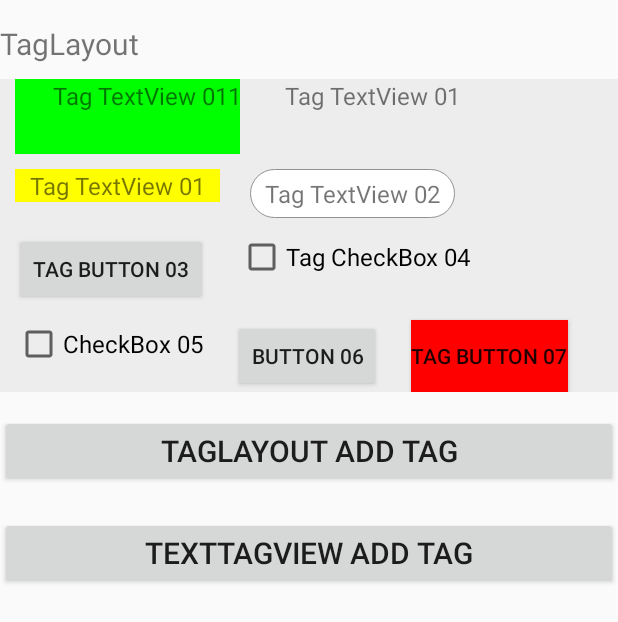
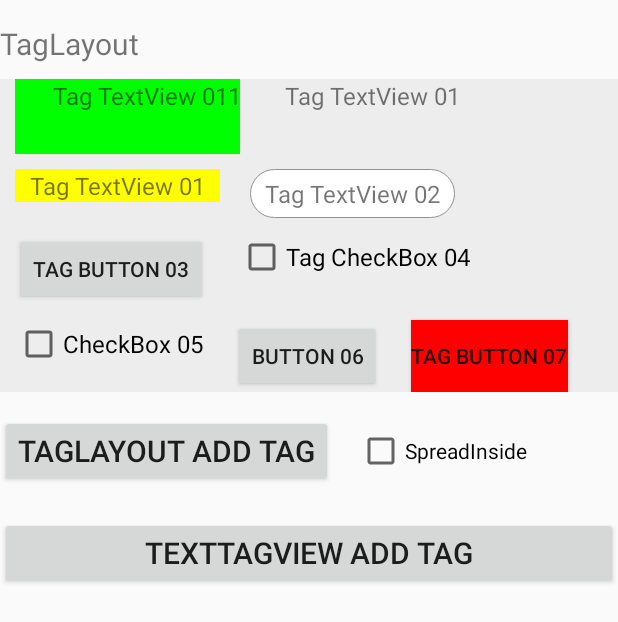
Before and after one commit to AndroidJustSeries/tagview, an Android app: the screen it shows after launch (MainActivity), on a phone screen of 412 x 824 dp. Shown: the top 622 px of the screen. Run offline under Robolectric (Android 15) with nearby library versions, the phone set to English and light mode, and no system bars.

Commit message:
version 1.2.3 add SpreadInside option

```diff
--- a/app/src/main/java/com/kds/just/tagview/sample/MainActivity.java
+++ b/app/src/main/java/com/kds/just/tagview/sample/MainActivity.java
@@ -5,6 +5,7 @@ import android.os.Bundle;
 import android.view.View;
 import android.view.ViewGroup;
 import android.widget.CheckBox;
+import android.widget.CompoundButton;
 import android.widget.TextView;
 import android.widget.Toast;
 
@@ -46,7 +47,12 @@ public class MainActivity extends AppCompatActivity {
             }
         });
 
-
+        ((CheckBox)findViewById(R.id.taglayout_button_spreadinside_chk)).setOnCheckedChangeListener(new CompoundButton.OnCheckedChangeListener() {
+            @Override
+            public void onCheckedChanged(CompoundButton buttonView, boolean isChecked) {
+                tagLayout.setHorizontalSpreadInside(isChecked);
+            }
+        });
     }
 
     private void setTagView() {
--- a/app/src/main/res/layout/activity_main.xml
+++ b/app/src/main/res/layout/activity_main.xml
@@ -102,12 +102,23 @@
 
     <Button
         android:id="@+id/taglayout_button"
-        android:layout_width="match_parent"
+        android:layout_width="wrap_content"
         android:layout_height="wrap_content"
         android:layout_marginTop="15dp"
         android:text="TagLayout add Tag"
         android:textSize="20sp"
+        app:layout_constraintStart_toStartOf="parent"
         app:layout_constraintTop_toBottomOf="@id/taglayout_xml" />
+
+    <CheckBox
+        android:id="@+id/taglayout_button_spreadinside_chk"
+        android:layout_width="wrap_content"
+        android:layout_height="wrap_content"
+        android:layout_marginLeft="16dp"
+        android:text="SpreadInside"
+        app:layout_constraintBottom_toBottomOf="@id/taglayout_button"
+        app:layout_constraintStart_toEndOf="@id/taglayout_button"
+        app:layout_constraintTop_toTopOf="@id/taglayout_button" />
 
     <com.kds.just.tagview.TagLayout
         android:id="@+id/taglayout"
--- a/tagview/build.gradle
+++ b/tagview/build.gradle
@@ -1,7 +1,7 @@
 apply plugin: 'com.android.library'
 apply plugin: 'com.github.dcendents.android-maven'
 group='com.github.AndroidJustSeries'
-version = '1.2.2'
+version = '1.2.3'
 
 android {
     compileSdkVersion 29
@@ -11,8 +11,8 @@ android {
     defaultConfig {
         minSdkVersion 19
         targetSdkVersion 29
-        versionCode 5
-        versionName "1.2.2"
+        versionCode 6
+        versionName "1.2.3"
 
         testInstrumentationRunner "androidx.test.runner.AndroidJUnitRunner"
         consumerProguardFiles 'consumer-rules.pro'
--- a/tagview/src/main/java/com/kds/just/tagview/TagLayout.java
+++ b/tagview/src/main/java/com/kds/just/tagview/TagLayout.java
@@ -29,6 +29,7 @@ public class TagLayout  extends ViewGroup implements View.OnClickListener {
 
     private int mDividerH = 0;  //Tag간 좌우 간격
     private int mDividerV = 0;  //Tag간 상하 간격
+    private boolean mHorizontalSpreadInside = false;    //내부간격 균등 분배
 
     protected int mTagBackgroundResourceId = 0;   //background resource
 
@@ -60,6 +61,7 @@ public class TagLayout  extends ViewGroup implements View.OnClickListener {
         TypedArray ta = context.obtainStyledAttributes(attrs, R.styleable.TagLayout);
         mDividerH = ta.getDimensionPixelSize(R.styleable.TagLayout_horizontalSpacing,0);
         mDividerV = ta.getDimensionPixelSize(R.styleable.TagLayout_verticalSpacing,0);
+        mHorizontalSpreadInside = ta.getBoolean(R.styleable.TagLayout_horizontal_spread_inside,false);
     }
 
     @Override
@@ -146,6 +148,7 @@ public class TagLayout  extends ViewGroup implements View.OnClickListener {
         int childHeight = 0;
 
         int beforeMaxHeight = 0;
+        ArrayList<View> lineViews = new ArrayList<>();
         for (int i=0;i<getChildCount();i++) {
             View child = getChildAt(i);
 //            child.setBackgroundColor(getRandomRGB());
@@ -154,6 +157,11 @@ public class TagLayout  extends ViewGroup implements View.OnClickListener {
             childWidth = lp.mDisplayWidth;
             childHeight = lp.mDisplayHeight;
             if (mWidth - childPaddingLeft < (childWidth + mDividerH + getPaddingRight())) { //라인 변경
+                if (mHorizontalSpreadInside) {
+                    setHorizontalSpreadInside(lineViews,mWidth);
+                }
+                lineViews.clear();
+                lineViews.add(child);
                 childPaddingLeft = getPaddingLeft() + lp.leftMargin;
                 childPaddingTop += beforeMaxHeight + mDividerV;
                 beforeMaxHeight = childHeight;
@@ -162,16 +170,41 @@ public class TagLayout  extends ViewGroup implements View.OnClickListener {
                     beforeMaxHeight = childHeight;
                 }
                 childPaddingLeft += lp.leftMargin;
+                lineViews.add(child);
             }
             child.layout(childPaddingLeft,childPaddingTop,childPaddingLeft + childWidth,childPaddingTop + childHeight);
             childPaddingLeft += childWidth + mDividerH + lp.rightMargin;
         }
+        if (mHorizontalSpreadInside) {
+            setHorizontalSpreadInside(lineViews,mWidth);
+        }
+    }
 
+    private void setHorizontalSpreadInside(ArrayList<View> lineViews, int width) {
+        if (lineViews.size() <= 1) {
+            return;
+        }
+        int totalViewWidth = 0;
+        for (View v:lineViews) {
+            totalViewWidth += v.getWidth();
+        }
+        int insideMargin = (width - totalViewWidth) / (lineViews.size() - 1);
+        int left = getPaddingLeft();
+        for (View v:lineViews) {
+            v.layout(left ,v.getTop(),left + v.getWidth() ,v.getBottom());
+            left = left + v.getWidth() + insideMargin;
+        }
     }
 
     public void setDivider(int h, int v) {
         mDividerH = h;
         mDividerV = v;
+        invalidate();
+        requestLayout();
+    }
+
+    public void setHorizontalSpreadInside(boolean isSpreadInside) {
+        mHorizontalSpreadInside = isSpreadInside;
         invalidate();
         requestLayout();
     }
--- a/tagview/src/main/java/com/kds/just/tagview/TagView.java
+++ b/tagview/src/main/java/com/kds/just/tagview/TagView.java
@@ -20,10 +20,16 @@ public class TagView extends TagLayout implements View.OnClickListener {
 
     public TagView(Context context, AttributeSet attrs) {
         super(context, attrs);
+        setAttrs(attrs);
     }
 
     public TagView(Context context, AttributeSet attrs, int defStyleAttr) {
         super(context, attrs, defStyleAttr);
+        setAttrs(attrs);
+    }
+
+    private void setAttrs(AttributeSet attrs) {
+
     }
 
     public void addTag(String tag) {
@@ -38,6 +44,7 @@ public class TagView extends TagLayout implements View.OnClickListener {
         }
         addTag(tv);
     }
+
     private void setSelectView(View v, boolean isSelected) {
         TextView tv = (TextView) v;
         if (tv.isSelected()) {
--- a/tagview/src/main/res/values/attrs.xml
+++ b/tagview/src/main/res/values/attrs.xml
@@ -3,5 +3,6 @@
     <declare-styleable name="TagLayout">
         <attr name="verticalSpacing" format="dimension" />
         <attr name="horizontalSpacing" format="dimension" />
+        <attr name="horizontal_spread_inside" format="boolean" />
     </declare-styleable>
 </resources>
```
